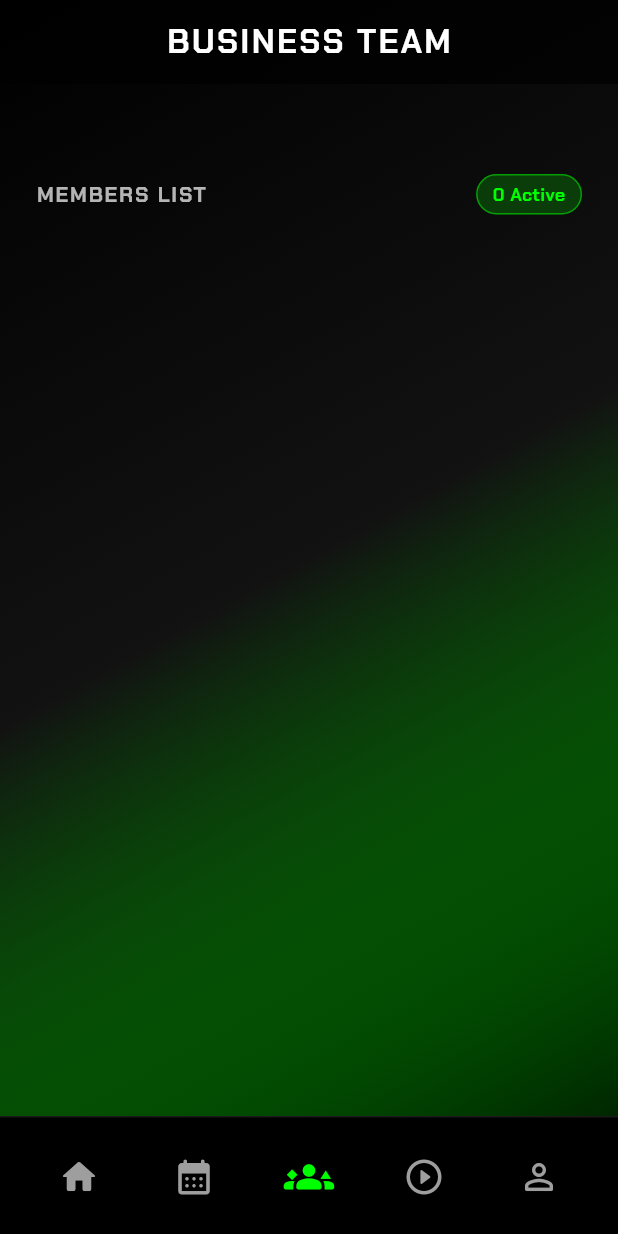
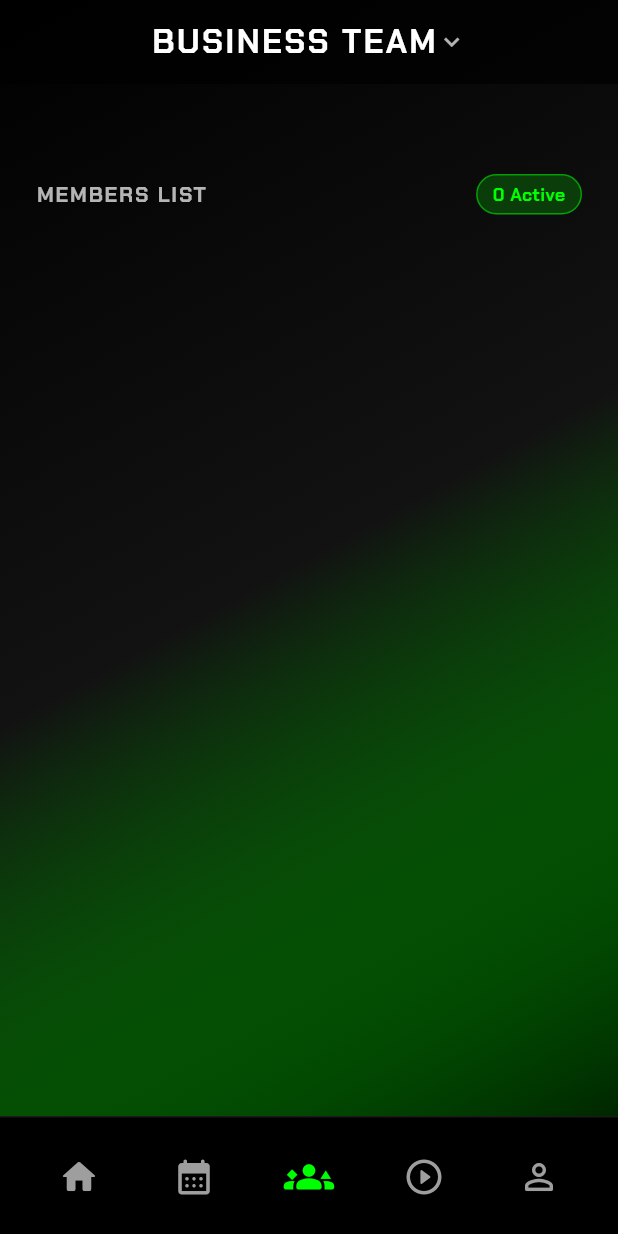
Before and after one commit to joshuakod123/kraft_app, a Flutter app: the TeamMemberScreen screen opened by its route, on a phone screen of 412 x 824 dp. Run offline on Flutter 3.47's test engine with Material 3 defaults, Android fonts, the phone set to English and light mode, and no system bars; drawn by our look-alikes of flutter_animate; our stand-ins replace flutter_riverpod, glass_kit, go_router, google_fonts, just_audio, just_audio_background and 3 more; missing offline and left inert: mobile_scanner; accounts and stored records are empty; statements that could not run were skipped.

Commit message:
view other team member

```diff
--- a/lib/features/home/team_member_screen.dart
+++ b/lib/features/home/team_member_screen.dart
@@ -8,10 +8,16 @@ import '../../core/constants/department_enum.dart';
 import '../../core/data/supabase_repository.dart';
 import '../../core/state/global_providers.dart';
 
-// Provider 등 상단 코드는 그대로 유지
+// [추가] 현재 화면에서 보고 있는 팀을 관리하는 Provider
+// 초기값은 로그인한 유저의 부서(currentDeptProvider)로 설정합니다.
+final viewedDeptProvider = StateProvider.autoDispose<Department>((ref) {
+  return ref.watch(currentDeptProvider);
+});
+
+// [수정] 팀 멤버를 가져올 때 viewedDeptProvider를 바라보게 하여 팀 변경 시 자동 갱신되도록 합니다.
 final teamMembersProvider = FutureProvider.autoDispose<List<Map<String, dynamic>>>((ref) async {
-  final dept = ref.watch(currentDeptProvider);
-  return SupabaseRepository().getTeamMembers(dept.id);
+  final viewedDept = ref.watch(viewedDeptProvider);
+  return SupabaseRepository().getTeamMembers(viewedDept.id);
 });
 
 class TeamMemberScreen extends ConsumerWidget {
@@ -19,7 +25,8 @@ class TeamMemberScreen extends ConsumerWidget {
 
   @override
   Widget build(BuildContext context, WidgetRef ref) {
-    final dept = ref.watch(currentDeptProvider);
+    // 이제 화면 UI는 '현재 보고 있는 팀(viewedDept)'을 기준으로 그려집니다.
+    final viewedDept = ref.watch(viewedDeptProvider);
     final membersAsync = ref.watch(teamMembersProvider);
 
     return Scaffold(
@@ -28,13 +35,48 @@ class TeamMemberScreen extends ConsumerWidget {
       appBar: AppBar(
         backgroundColor: Colors.black.withOpacity(0.7),
         elevation: 0,
-        title: Text(
-          '${dept.name} TEAM',
+        // [수정 포인트] 타이틀을 클릭 가능한 메뉴로 변경
+        title: PopupMenuButton<Department>(
+          offset: const Offset(0, 45),
+          shape: RoundedRectangleBorder(borderRadius: BorderRadius.circular(16)),
+          color: const Color(0xFF1E1E1E),
+          onSelected: (Department selected) {
+            // 클릭한 팀으로 화면 상태 업데이트
+            ref.read(viewedDeptProvider.notifier).state = selected;
+          },
+          child: Row(
+            mainAxisSize: MainAxisSize.min,
+            children: [
+              Text(
+                '${viewedDept.name} TEAM',
                 style: GoogleFonts.chakraPetch(
                   fontWeight: FontWeight.bold,
                   color: Colors.white,
                   letterSpacing: 1.5,
                 ),
+              ),
+              const Icon(Icons.keyboard_arrow_down, color: Colors.white70, size: 20),
+            ],
+          ),
+          // Enum에 정의된 모든 부서 목록을 메뉴로 생성
+          itemBuilder: (context) => Department.values.map((dept) {
+            return PopupMenuItem<Department>(
+              value: dept,
+              child: Row(
+                children: [
+                  Icon(dept.icon, color: dept.color, size: 18),
+                  const SizedBox(width: 12),
+                  Text(
+                    dept.name,
+                    style: GoogleFonts.chakraPetch(
+                      color: Colors.white,
+                      fontWeight: FontWeight.w600,
+                    ),
+                  ),
+                ],
+              ),
+            );
+          }).toList(),
         ),
         centerTitle: true,
         iconTheme: const IconThemeData(color: Colors.white),
@@ -47,12 +89,12 @@ class TeamMemberScreen extends ConsumerWidget {
             colors: [
               Colors.black,
               const Color(0xFF121212),
-              dept.color.withOpacity(0.15),
+              viewedDept.color.withOpacity(0.15),
             ],
           ),
         ),
         child: membersAsync.when(
-          loading: () => Center(child: CircularProgressIndicator(color: dept.color)),
+          loading: () => Center(child: CircularProgressIndicator(color: viewedDept.color)),
           error: (err, stack) => Center(child: Text('Error: $err', style: const TextStyle(color: Colors.red))),
           data: (members) {
             return Column(
@@ -75,13 +117,13 @@ class TeamMemberScreen extends ConsumerWidget {
                       Container(
                         padding: const EdgeInsets.symmetric(horizontal: 10, vertical: 4),
                         decoration: BoxDecoration(
-                          color: dept.color.withOpacity(0.2),
+                          color: viewedDept.color.withOpacity(0.2),
                           borderRadius: BorderRadius.circular(20),
-                          border: Border.all(color: dept.color.withOpacity(0.5)),
+                          border: Border.all(color: viewedDept.color.withOpacity(0.5)),
                         ),
                         child: Text(
                           "${members.length} Active",
-                          style: TextStyle(color: dept.color, fontSize: 12, fontWeight: FontWeight.bold),
+                          style: TextStyle(color: viewedDept.color, fontSize: 12, fontWeight: FontWeight.bold),
                         ),
                       ),
                     ],
@@ -95,7 +137,7 @@ class TeamMemberScreen extends ConsumerWidget {
                     itemBuilder: (context, index) {
                       if (index == members.length) return const SizedBox(height: 120);
                       final member = members[index];
-                      return _buildMemberTile(context, member, dept);
+                      return _buildMemberTile(context, member, viewedDept);
                     },
                   ),
                 ),
@@ -111,7 +153,6 @@ class TeamMemberScreen extends ConsumerWidget {
     final name = user['name'] ?? 'Unknown';
     final email = user['email'] ?? '';
     final role = user['role'] ?? 'member';
-    // 기수 정보 리스트에도 표시 (선택사항)
     final cohort = user['cohort'];
 
     final isManager = role == 'manager';
@@ -183,7 +224,6 @@ class TeamMemberScreen extends ConsumerWidget {
                             fontSize: 16,
                           ),
                         ),
-                        // 리스트에서 이름 옆에 작게 기수 표시
                         if (cohort != null) ...[
                           const SizedBox(width: 6),
                           Text(
@@ -206,7 +246,7 @@ class TeamMemberScreen extends ConsumerWidget {
               if (isManager)
                 Icon(Icons.stars_rounded, color: dept.color, size: 24)
               else
-                Icon(Icons.chevron_right, color: Colors.white24),
+                const Icon(Icons.chevron_right, color: Colors.white24),
             ],
           ),
         ),
@@ -235,7 +275,7 @@ class TeamMemberScreen extends ConsumerWidget {
 }
 
 // -----------------------------------------------------------------------------
-// 상세 프로필 팝업 카드 (한글화 및 기수 연동)
+// 상세 프로필 팝업 카드 (기존 코드 유지)
 // -----------------------------------------------------------------------------
 class MemberProfileCard extends StatelessWidget {
   final Map<String, dynamic> user;
@@ -256,8 +296,6 @@ class MemberProfileCard extends StatelessWidget {
     final role = user['role'] ?? 'member';
     final school = user['school'] ?? '대학교';
     final initial = name.isNotEmpty ? name.substring(0, 1) : '?';
-
-    // [수정] DB에서 기수 정보 가져오기
     final cohort = user['cohort'];
     final generationString = cohort != null ? "${cohort}기" : "기수 미정";
 
@@ -269,7 +307,7 @@ class MemberProfileCard extends StatelessWidget {
         color: Colors.transparent,
         child: ConstrainedBox(
           constraints: BoxConstraints(
-            maxHeight: MediaQuery.of(context).size.height * 0.65,
+            maxHeight: MediaQuery.of(context).size.height * 0.75,
             maxWidth: MediaQuery.of(context).size.width * 0.85,
           ),
           child: GlassContainer(
@@ -286,10 +324,10 @@ class MemberProfileCard extends StatelessWidget {
               end: Alignment.bottomRight,
             ),
             blur: 20.0,
+            child: SingleChildScrollView(
               child: Column(
                 mainAxisSize: MainAxisSize.min,
                 children: [
-                // [1. 상단 배너 및 아바타]
                   SizedBox(
                     height: 160,
                     child: Stack(
@@ -337,8 +375,6 @@ class MemberProfileCard extends StatelessWidget {
                       ],
                     ),
                   ),
-
-                // [2. 이름 및 학교/전공]
                   Padding(
                     padding: const EdgeInsets.symmetric(horizontal: 20),
                     child: Column(
@@ -367,15 +403,11 @@ class MemberProfileCard extends StatelessWidget {
                       ],
                     ),
                   ),
-
                   const SizedBox(height: 24),
-
-                // [3. 정보 박스 (한글 라벨)]
                   Padding(
                     padding: const EdgeInsets.symmetric(horizontal: 20),
                     child: Column(
                       children: [
-                      // 첫 번째 줄: 학번 & 기수
                         Row(
                           children: [
                             Expanded(child: _buildInfoBox("학번", studentId, Icons.badge_outlined)),
@@ -384,21 +416,13 @@ class MemberProfileCard extends StatelessWidget {
                           ],
                         ),
                         const SizedBox(height: 12),
-
-                      // 두 번째 줄: 역할
                         _buildRoleBox(isManager, dept),
-
                         const SizedBox(height: 12),
-
-                      // 세 번째 줄: 이메일
                         _buildInfoBox("이메일", email, Icons.alternate_email_rounded, isFullWidth: true),
                       ],
                     ),
                   ),
-
                   const SizedBox(height: 24),
-
-                // [4. 닫기 버튼]
                   Padding(
                     padding: const EdgeInsets.only(left: 20, right: 20, bottom: 20),
                     child: SizedBox(
@@ -418,6 +442,7 @@ class MemberProfileCard extends StatelessWidget {
                     ),
                   ),
                 ],
+              ),
             ),
           ),
         ),
```
Lines whose indentation alone changed are shown as unchanged.
